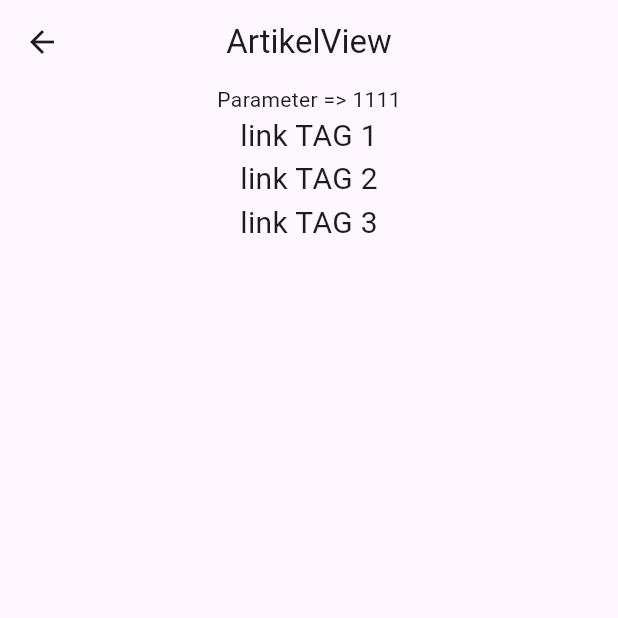
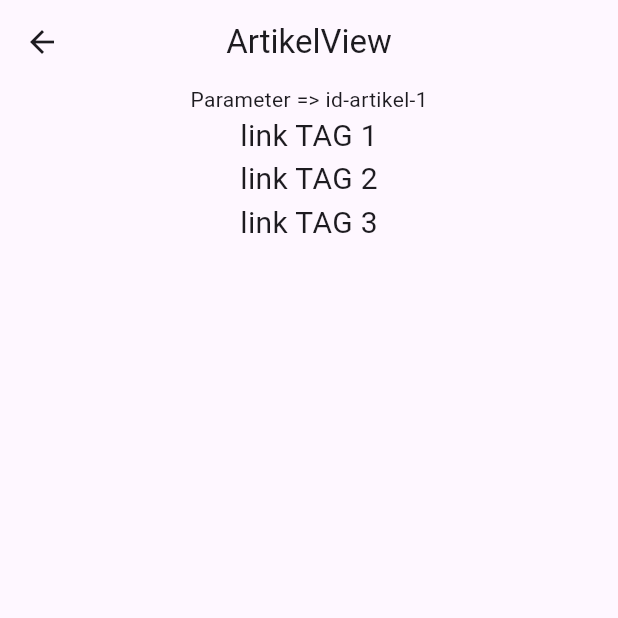
Before and after one commit to riky-cloud/getx, a Flutter app: the screen it shows after launch, after a tap on "link artikel 1", on a phone screen of 412 x 824 dp, the top half of it. Run offline on Flutter 3.47's test engine with Material 3 defaults, Android fonts, the phone set to English and light mode, and no system bars; our stand-ins replace get.

Commit message:
move get.parameter to view

```diff
--- a/lib/app/modules/artikel/controllers/artikel_controller.dart
+++ b/lib/app/modules/artikel/controllers/artikel_controller.dart
@@ -4,6 +4,7 @@ import 'package:get/get.dart';
 class ArtikelController extends GetxController {
   //TODO: Implement ArtikelController
   String idArtikel = Get.arguments['idArtikel'];
+  final id = Get.parameters.obs;
 
   final count = 0.obs;
   @override
@@ -19,6 +20,11 @@ class ArtikelController extends GetxController {
     debugPrint("onReady artikel");
   }
 
+  void loadmore(String isi)
+  {
+    debugPrint(isi);
+  }
+
   @override
   void onClose() {
     super.onClose();
--- a/lib/app/modules/artikel/views/artikel_view.dart
+++ b/lib/app/modules/artikel/views/artikel_view.dart
@@ -10,7 +10,8 @@ class ArtikelView extends GetView<ArtikelController> {
   const ArtikelView({Key? key}) : super(key: key);
   @override
   Widget build(BuildContext context) {
-    Get.lazyPut(() => ArtikelController());
+    // Get.lazyPut(() => ArtikelController());
+    controller.loadmore(Get.parameters['id'].toString());
     return Scaffold(
       appBar: AppBar(
         title: const Text('ArtikelView'),
@@ -19,11 +20,14 @@ class ArtikelView extends GetView<ArtikelController> {
       body: Center(
         child: Column(
           children: [
-            Text("Parameter => "+controller.idArtikel),
+            // Obx(() =>  Text("Parameter => "+controller.id.toString())
+            // ),
+
+            Text("Parameter => " + Get.parameters['id'].toString()),
             InkWell(
               onTap: () {
                 debugPrint("klik dari artikel menuju detail tag");
-                Get.toNamed(Routes.TAG,
+                Get.toNamed('/tag/test-alias-par-1',
                     arguments: {"alias": "test-alias-11"},
                     preventDuplicates: false);
               },
@@ -35,7 +39,7 @@ class ArtikelView extends GetView<ArtikelController> {
             InkWell(
               onTap: () {
                 debugPrint("klik dari artikel menuju detail tag");
-                Get.toNamed(Routes.TAG,
+                Get.toNamed('/tag/test-alias-par-2',
                     arguments: {"alias": "test-alias-22"},
                     preventDuplicates: false);
               },
@@ -47,8 +51,8 @@ class ArtikelView extends GetView<ArtikelController> {
             InkWell(
               onTap: () {
                 debugPrint("klik dari artikel menuju detail tag");
-                Get.toNamed(Routes.TAG,
-                    arguments: {"alias": "test-alias-33"},
+                Get.toNamed('/tag/test-alias-par-3',
+                    arguments: {"alias--": "test-alias-33"},
                     preventDuplicates: false);
               },
               child: const Text(
--- a/lib/app/modules/home/views/home_view.dart
+++ b/lib/app/modules/home/views/home_view.dart
@@ -21,7 +21,7 @@ class HomeView extends GetView<HomeController> {
             InkWell(
               onTap: () {
                 debugPrint("dari home menuju detail artikel");
-                Get.toNamed(Routes.ARTIKEL,
+                Get.toNamed('/artikel/id-artikel-1',
                     arguments: {"idArtikel": "1111", "detail": "news"},
                     preventDuplicates: false);
               },
@@ -33,7 +33,7 @@ class HomeView extends GetView<HomeController> {
             InkWell(
               onTap: () {
                 debugPrint("dari home menuju detail artikel");
-                Get.toNamed(Routes.ARTIKEL,
+                Get.toNamed('/artikel/id-artikel-2',
                     arguments: {"idArtikel": "2222", "detail": "news"},
                     preventDuplicates: false);
               },
@@ -45,7 +45,7 @@ class HomeView extends GetView<HomeController> {
             InkWell(
               onTap: () {
                 debugPrint("dari home menuju detail artikel");
-                Get.toNamed(Routes.ARTIKEL,
+                Get.toNamed('/artikel/id-artikel-3',
                     arguments: {"idArtikel": "3333", "detail": "news"},
                     preventDuplicates: false);
               },
--- a/lib/app/modules/tag/controllers/tag_controller.dart
+++ b/lib/app/modules/tag/controllers/tag_controller.dart
@@ -3,7 +3,8 @@ import 'package:get/get.dart';
 
 class TagController extends GetxController {
   //TODO: Implement TagController
-  String alias = Get.arguments['alias'];
+  String alias = Get.parameters['alias'].toString();
+  // String alias = Get.arguments['alias'];
 
 
   final count = 0.obs;
--- a/lib/app/modules/tag/views/tag_view.dart
+++ b/lib/app/modules/tag/views/tag_view.dart
@@ -19,15 +19,15 @@ class TagView extends GetView<TagController> {
       body: Center(
         child: Column(
           children: [
-            Text("Parameter => "+controller.alias),
+            Text("Parameter => " + controller.alias),
             InkWell(
               onTap: () {
                 debugPrint("dari home menuju detail artikel");
-                Get.toNamed(Routes.ARTIKEL,
+                Get.toNamed('/artikel/id-artikel-4',
                     arguments: {"idArtikel": "4444", "detail": "news"},
                     preventDuplicates: false);
               },
-              child: Text(
+              child: const Text(
                 'link artikel 4 ',
                 style: TextStyle(fontSize: 20),
               ),
@@ -35,11 +35,11 @@ class TagView extends GetView<TagController> {
             InkWell(
               onTap: () {
                 debugPrint("dari home menuju detail artikel");
-                Get.toNamed(Routes.ARTIKEL,
+                Get.toNamed('/artikel/id-artikel-5',
                     arguments: {"idArtikel": "5555", "detail": "news"},
                     preventDuplicates: false);
               },
-              child: Text(
+              child: const Text(
                 'link artikel 5 ',
                 style: TextStyle(fontSize: 20),
               ),
@@ -47,11 +47,11 @@ class TagView extends GetView<TagController> {
             InkWell(
               onTap: () {
                 debugPrint("dari home menuju detail artikel");
-                Get.toNamed(Routes.ARTIKEL,
+                Get.toNamed('/artikel/id-artikel-6',
                     arguments: {"idArtikel": "6666", "detail": "news"},
                     preventDuplicates: false);
               },
-              child: Text(
+              child: const Text(
                 'link artikel 6 ',
                 style: TextStyle(fontSize: 20),
               ),
--- a/lib/app/routes/app_routes.dart
+++ b/lib/app/routes/app_routes.dart
@@ -11,6 +11,6 @@ abstract class Routes {
 abstract class _Paths {
   _Paths._();
   static const HOME = '/home';
-  static const ARTIKEL = '/artikel';
-  static const TAG = '/tag';
+  static const ARTIKEL = '/artikel/:id';
+  static const TAG = '/tag/:alias';
 }
```
